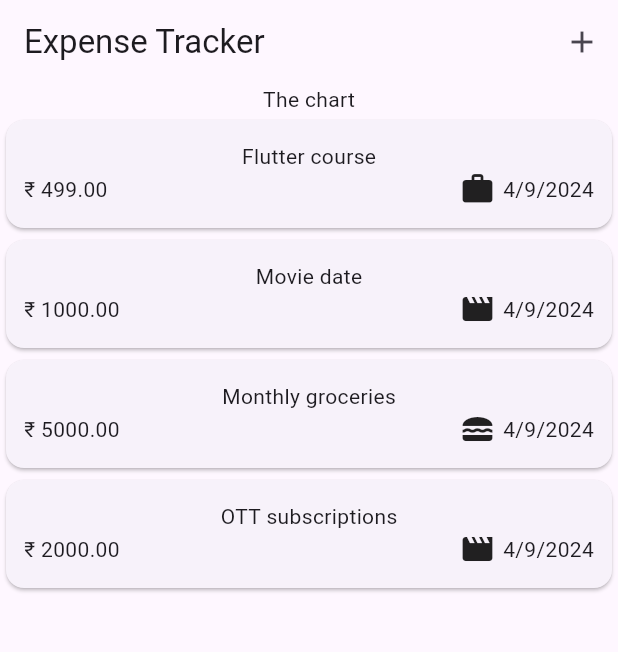
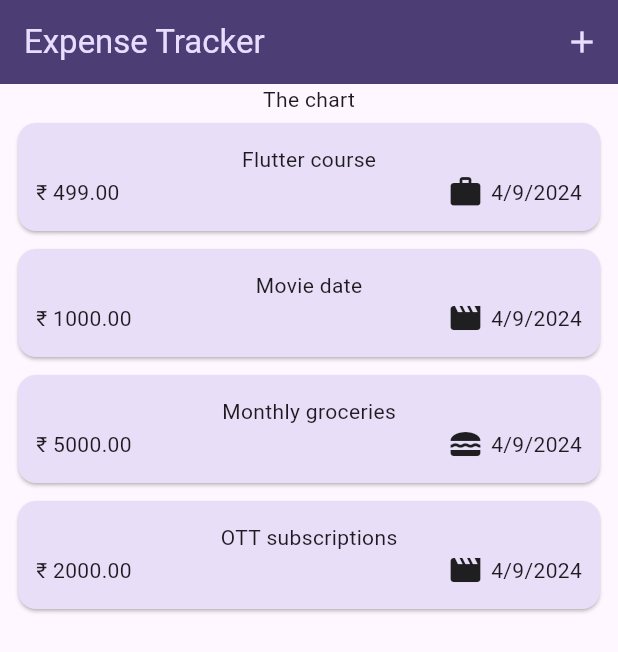
Before and after one commit to MaheshB77/second_app, a Flutter app: the screen it shows after launch, on a phone screen of 412 x 824 dp. Shown: the top 652 px of the screen. Run offline on Flutter 3.47's test engine with Material 3 defaults, Android fonts, the phone set to English and light mode, and no system bars; our stand-ins replace google_fonts.

Commit message:
Added theme

```diff
--- a/lib/main.dart
+++ b/lib/main.dart
@@ -1,5 +1,6 @@
 import 'package:flutter/material.dart';
 import 'package:second_app/expense_tracker/expense_tracker.dart';
+import 'package:second_app/theme/app_theme.dart';
 
 void main() {
   runApp(const MyApp());
@@ -11,9 +12,7 @@ class MyApp extends StatelessWidget {
   @override
   Widget build(BuildContext context) {
     return MaterialApp(
-      theme: ThemeData(
-        useMaterial3: true,
-      ),
+      theme: appTheme,
       // home: const DiceApp(),
       // home: const QuizApp(),
       home: const ExpenseTracker(),
--- /dev/null
+++ b/lib/theme/app_theme.dart
@@ -0,0 +1,27 @@
+import 'package:flutter/material.dart';
+import 'package:google_fonts/google_fonts.dart';
+
+var appTheme = ThemeData().copyWith(
+  colorScheme: colorScheme,
+  appBarTheme: const AppBarTheme().copyWith(
+    backgroundColor: colorScheme.onPrimaryContainer,
+    foregroundColor: colorScheme.primaryContainer,
+  ),
+  cardTheme: const CardTheme().copyWith(
+    color: colorScheme.secondaryContainer,
+    margin: const EdgeInsets.symmetric(
+      horizontal: 12,
+      vertical: 6,
+    ),
+  ),
+  elevatedButtonTheme: ElevatedButtonThemeData(
+    style: ElevatedButton.styleFrom(
+      backgroundColor: colorScheme.primaryContainer,
+    ),
+  ),
+  textTheme: GoogleFonts.robotoTextTheme(),
+);
+
+var colorScheme = ColorScheme.fromSeed(
+  seedColor: const Color.fromARGB(255, 96, 59, 181),
+);
```
